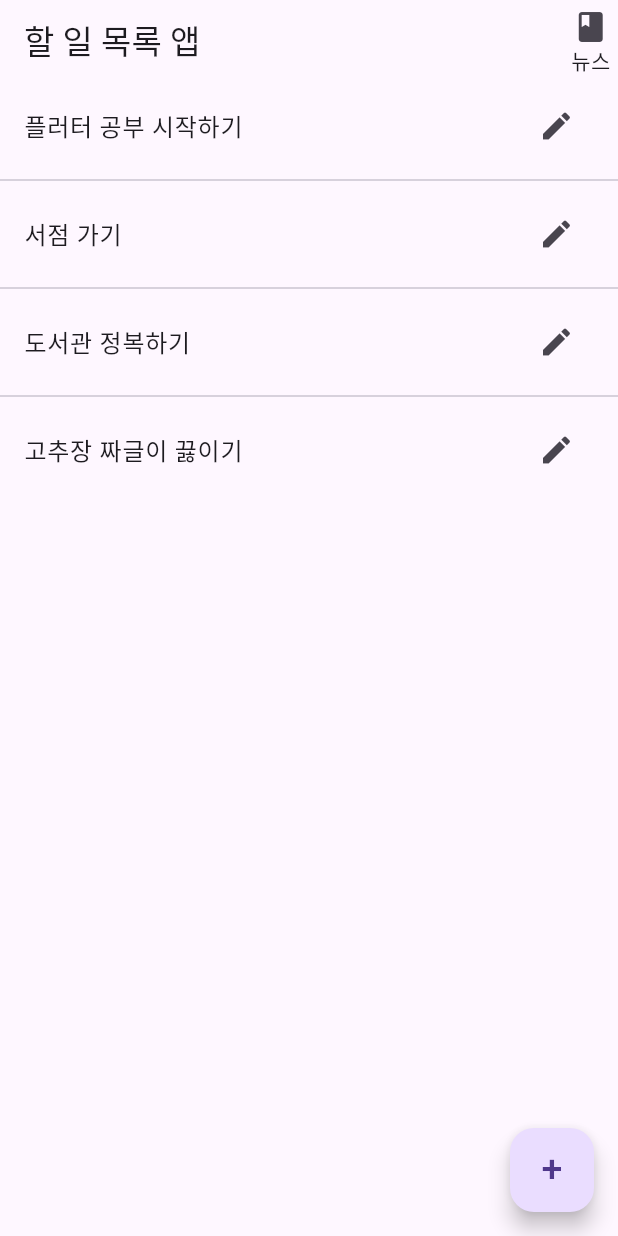
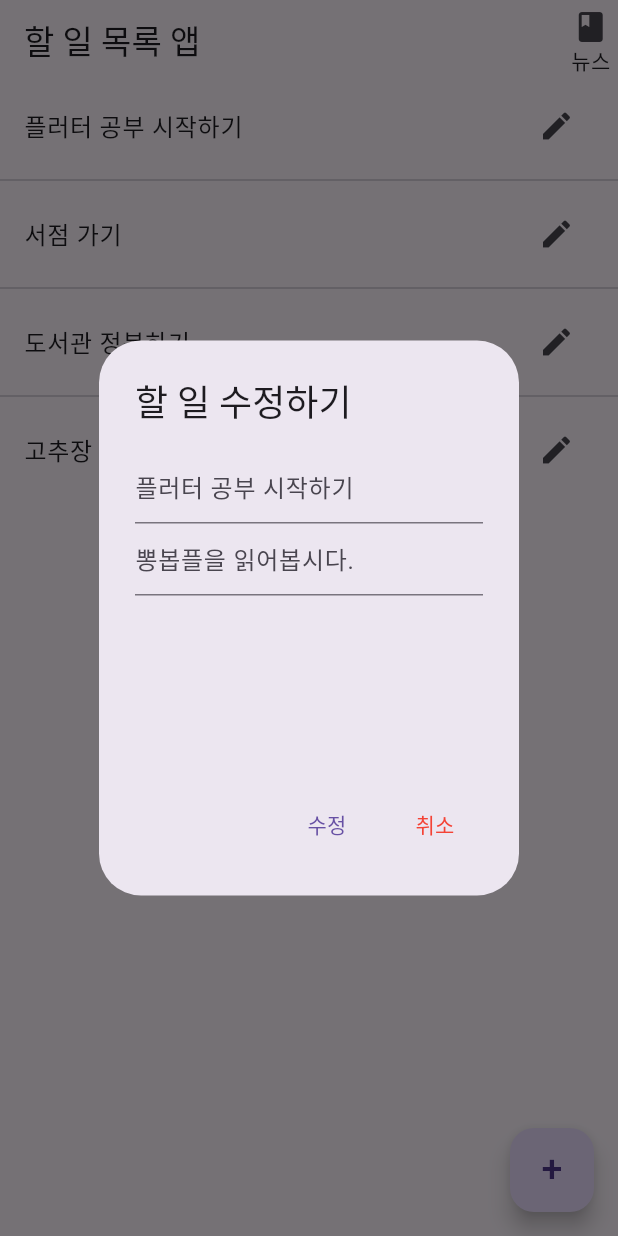
Before and after one commit to Tuna0917/flutter-todo-list, a Flutter app: the ListScreen screen opened directly, after a tap on "뉴스", after a tap on the "edit" icon, on a phone screen of 412 x 824 dp. Run offline on Flutter 3.47's test engine with Material 3 defaults, Android fonts, the phone set to English and light mode, and no system bars; our stand-ins replace shared_preferences; accounts and stored records are empty.

```diff
--- a/lib/screens/list_screen.dart
+++ b/lib/screens/list_screen.dart
@@ -101,7 +101,12 @@ class _ListScreenState extends State<ListScreen> {
                       onPressed: () {
                         Navigator.of(context).pop();
                       },
-                      child: const Text('취소'),
+                      child: const Text(
+                        '취소',
+                        style: TextStyle(
+                          color: Colors.red,
+                        ),
+                      ),
                     )
                   ],
                 );
@@ -144,7 +149,71 @@ class _ListScreenState extends State<ListScreen> {
                         Container(
                           padding: const EdgeInsets.all(5),
                           child: InkWell(
-                            onTap: () {},
+                            onTap: () {
+                              showDialog(
+                                  context: context,
+                                  builder: (BuildContext context) {
+                                    int? id = todos[index].id;
+                                    String title = todos[index].title;
+                                    String description =
+                                        todos[index].description;
+                                    return AlertDialog(
+                                      title: const Text('할 일 수정하기'),
+                                      content: SizedBox(
+                                        height: 200,
+                                        child: Column(
+                                          children: [
+                                            TextField(
+                                              onChanged: (value) {
+                                                title = value;
+                                              },
+                                              decoration: InputDecoration(
+                                                hintText: todos[index].title,
+                                              ),
+                                            ),
+                                            TextField(
+                                              onChanged: (value) {
+                                                description = value;
+                                              },
+                                              decoration: InputDecoration(
+                                                hintText:
+                                                    todos[index].description,
+                                              ),
+                                            ),
+                                          ],
+                                        ),
+                                      ),
+                                      actions: [
+                                        TextButton(
+                                          onPressed: () async {
+                                            Todo changedTodo = Todo(
+                                              id: id,
+                                              title: title,
+                                              description: description,
+                                            );
+                                            setState(() {
+                                              todoDefault
+                                                  .updateTodo(changedTodo);
+                                            });
+                                            Navigator.of(context).pop();
+                                          },
+                                          child: const Text('수정'),
+                                        ),
+                                        TextButton(
+                                          onPressed: () {
+                                            Navigator.of(context).pop();
+                                          },
+                                          child: const Text(
+                                            '취소',
+                                            style: TextStyle(
+                                              color: Colors.red,
+                                            ),
+                                          ),
+                                        )
+                                      ],
+                                    );
+                                  });
+                            },
                             child: const Icon(Icons.edit),
                           ),
                         )
```
